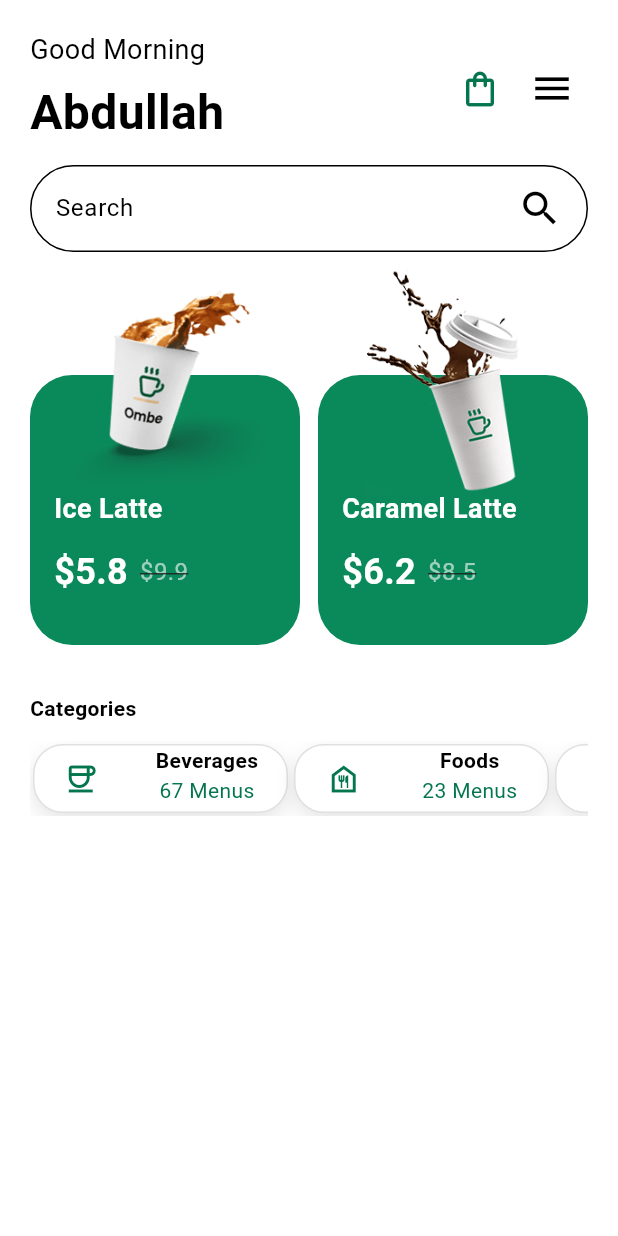
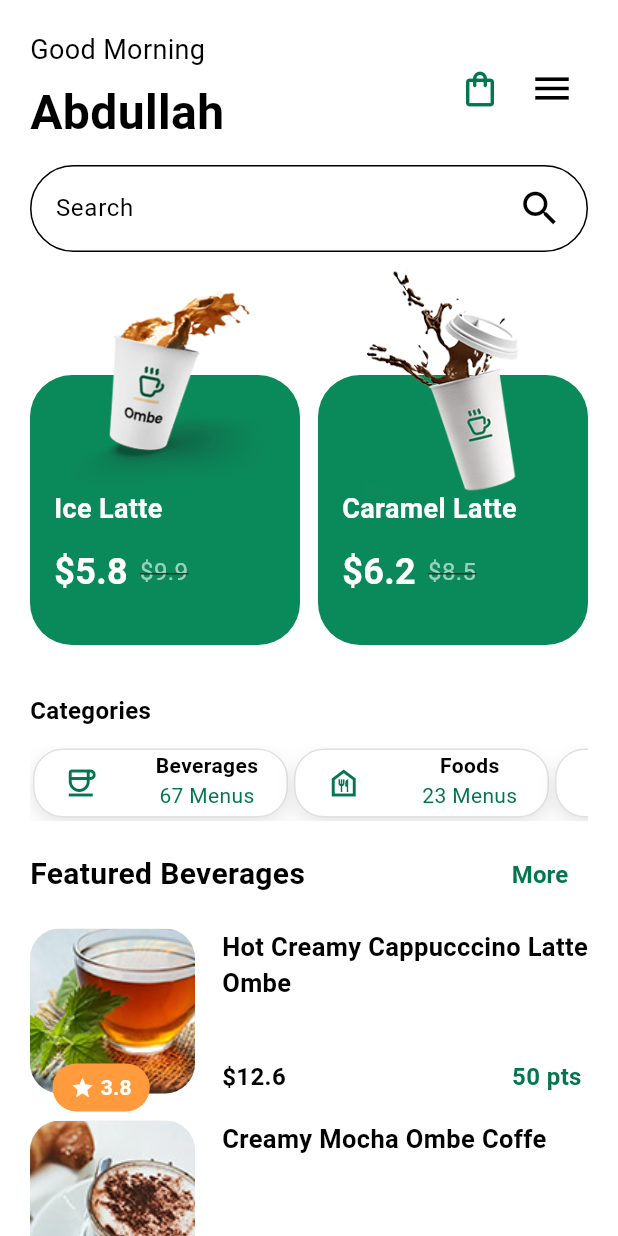
Before and after one commit to abdullahbaspinar/coffe_app, a Flutter app: the screen it shows after launch, on a phone screen of 412 x 824 dp. Run offline on Flutter 3.47's test engine with Material 3 defaults, Android fonts, the light colour scheme and no system bars; our stand-ins replace flutter_svg.

Commit message:
home page featured beverages add

```diff
--- a/lib/view/home/home_page.dart
+++ b/lib/view/home/home_page.dart
@@ -1,5 +1,6 @@
 import 'package:coffe_app/constants/app_colors.dart';
 import 'package:coffe_app/view/widgets/categories_card.dart';
+import 'package:coffe_app/view/widgets/featured_beverages.dart';
 import 'package:coffe_app/view/widgets/product_card.dart';
 import 'package:flutter/foundation.dart';
 import 'package:flutter/material.dart';
@@ -36,6 +37,22 @@ class Category {
     required this.menu_count,
     required this.icon_name,
     required this.onTap,
+  });
+}
+
+class FeaturedBeverages {
+  String imagePath;
+  String title;
+  String price;
+  String points;
+  String ratings;
+
+  FeaturedBeverages({
+    required this.imagePath,
+    required this.title,
+    required this.price,
+    required this.points,
+    required this.ratings,
   });
 }
 
@@ -93,11 +110,29 @@ class _HomePageState extends State<HomePage> {
     ),
   ];
 
+  final List<FeaturedBeverages> featuredBeveerages = [
+    FeaturedBeverages(
+      imagePath: "assets/product/product2/tea.png",
+      title: "Hot Creamy Cappucccino Latte Ombe",
+      price: "\$12.6",
+      points: "50",
+      ratings: "3.8",
+    ),
+    FeaturedBeverages(
+      imagePath: "assets/product/product2/mocha.png",
+      title: "Creamy Mocha Ombe Coffe",
+      price: "\$12.6",
+      points: "50",
+      ratings: "3.8",
+    ),
+  ];
+
   @override
   Widget build(BuildContext context) {
     return Scaffold(
       backgroundColor: AppColors.backgroundColor,
       body: SafeArea(
+        child: SingleChildScrollView(
           child: Padding(
           padding: EdgeInsetsGeometry.all(20),
           child: Column(
@@ -111,9 +146,11 @@ class _HomePageState extends State<HomePage> {
               SizedBox(height: 12),
               _buildCategories,
               SizedBox(height: 12),
+              _buildFeaturedBeverages,
             ],
           ),
         ),
+        )
       ),
     );
   }
@@ -218,7 +255,11 @@ class _HomePageState extends State<HomePage> {
       children: [
         Text(
           "Categories",
-          style: TextStyle(color: Colors.black, fontWeight: FontWeight.bold),
+          style: TextStyle(
+            fontSize: 16,
+            color: Colors.black,
+            fontWeight: FontWeight.bold,
+          ),
         ),
         SizedBox(height: 12),
 
@@ -229,19 +270,69 @@ class _HomePageState extends State<HomePage> {
             itemCount: category.length,
             itemBuilder: (context, index) {
               final item = category[index];
-              return Padding(padding: EdgeInsets.all(2),child: CategoriesCard(
+              return Padding(
+                padding: EdgeInsets.all(2),
+                child: CategoriesCard(
                   title: item.title,
                   menu_count: item.menu_count,
                   icon_name: item.icon_name,
                   onTap: () {
                     print("categoryCard tıkladnı");
                   },
-              ),);
-
+                ),
+              );
             },
           ),
+        ),
+      ],
+    );
+  }
 
-
+  Widget get _buildFeaturedBeverages {
+    return Column(
+      crossAxisAlignment: CrossAxisAlignment.start,
+      children: [
+        Row(
+          mainAxisAlignment: MainAxisAlignment.spaceBetween,
+          children: [
+            const Text(
+              "Featured Beverages",
+              style: TextStyle(
+                color: Colors.black,
+                fontSize: 20,
+                fontWeight: FontWeight.bold,
+              ),
+            ),
+            TextButton(
+              onPressed: () {},
+              child: const Text(
+                "More",
+                style: TextStyle(
+                  fontSize: 16,
+                  color: AppColors.primaryColor,
+                  fontWeight: FontWeight.bold,
+                ),
+              ),
+            ),
+          ],
+        ),
+        const SizedBox(height: 12),
+        ListView.separated(
+          shrinkWrap: true,
+          physics: const NeverScrollableScrollPhysics(),
+          itemCount: featuredBeveerages.length,
+          separatorBuilder: (context, index) => const SizedBox(height: 18),
+          itemBuilder: (context, index) {
+            final item = featuredBeveerages[index];
+            return FeaturedBeverageItem(
+              imagePath: item.imagePath,
+              title: item.title,
+              price: item.price,
+              points: "${item.points} pts ",
+              rating: item.ratings,
+              onTap: () {},
+            );
+          },
         ),
       ],
     );
--- /dev/null
+++ b/lib/view/widgets/featured_beverages.dart
@@ -0,0 +1,128 @@
+import 'package:flutter/material.dart';
+import 'package:coffe_app/constants/app_colors.dart';
+
+class FeaturedBeverageItem extends StatelessWidget {
+  final String imagePath;
+  final String title;
+  final String price;
+  final String points;
+  final String rating;
+  final VoidCallback onTap;
+
+  const FeaturedBeverageItem({
+    super.key,
+    required this.imagePath,
+    required this.title,
+    required this.price,
+    required this.points,
+    required this.rating,
+    required this.onTap,
+  });
+
+  @override
+  Widget build(BuildContext context) {
+    return GestureDetector(
+      onTap: onTap,
+      child: Row(
+        crossAxisAlignment: CrossAxisAlignment.start,
+        children: [
+          Stack(
+            clipBehavior: Clip.none,
+            children: [
+              Container(
+                width: 110,
+                height: 110,
+                decoration: BoxDecoration(
+                  borderRadius: BorderRadius.circular(20),
+                  color: Colors.grey.shade200,
+                ),
+                child: ClipRRect(
+                  borderRadius: BorderRadius.circular(20),
+                  child: Image.asset(
+                    imagePath,
+                    fit: BoxFit.cover,
+                  ),
+                ),
+              ),
+              Positioned(
+                bottom: -12,
+                left: 15,
+                child: Container(
+                  padding: const EdgeInsets.symmetric(
+                    horizontal: 12,
+                    vertical: 6,
+                  ),
+                  decoration: BoxDecoration(
+                    color: const Color(0xFFFF9A3D),
+                    borderRadius: BorderRadius.circular(20),
+                  ),
+                  child: Row(
+                    children: [
+                      const Icon(
+                        Icons.star,
+                        color: Colors.white,
+                        size: 16,
+                      ),
+                      const SizedBox(width: 4),
+                      Text(
+                        rating,
+                        style: const TextStyle(
+                          color: Colors.white,
+                          fontWeight: FontWeight.bold,
+                          fontSize: 14,
+                        ),
+                      ),
+                    ],
+                  ),
+                ),
+              ),
+            ],
+          ),
+          const SizedBox(width: 18),
+          Expanded(
+            child: SizedBox(
+              height: 110,
+              child: Column(
+                crossAxisAlignment: CrossAxisAlignment.start,
+                children: [
+                  Text(
+                    title,
+                    maxLines: 2,
+                    overflow: TextOverflow.ellipsis,
+                    style: const TextStyle(
+                      fontSize: 17,
+                      fontWeight: FontWeight.bold,
+                      color: Colors.black,
+                    ),
+                  ),
+                  const Spacer(),
+                  Row(
+                    mainAxisAlignment: MainAxisAlignment.spaceBetween,
+                    children: [
+                      Text(
+                        price,
+                        style: const TextStyle(
+                          fontSize: 16,
+                          fontWeight: FontWeight.bold,
+                          color: Colors.black,
+                        ),
+                      ),
+                      Text(
+                        points,
+                        style: const TextStyle(
+                          fontSize: 16,
+                          fontWeight: FontWeight.bold,
+                          color: AppColors.primaryColor,
+                        ),
+                      ),
+                    ],
+                  ),
+                ],
+              ),
+            ),
+          ),
+        ],
+      ),
+    );
+  }
+}
--- a/pubspec.yaml
+++ b/pubspec.yaml
@@ -64,6 +64,8 @@ flutter:
     - assets/images/
     - assets/images/logos/
     - assets/product/
+    - assets/product/product2/
+
 
 
 
```
Also changed, not shown: assets/product/product2/mocha.png (added), assets/product/product2/tea.png (added). Lines whose indentation alone changed are shown as unchanged.
